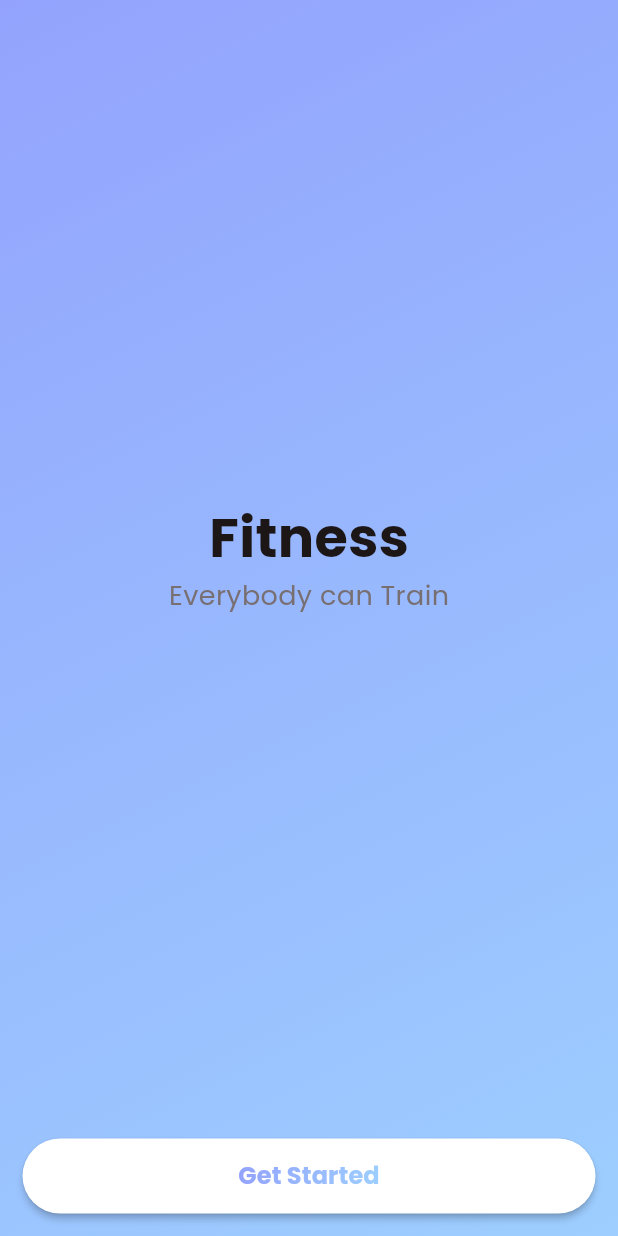
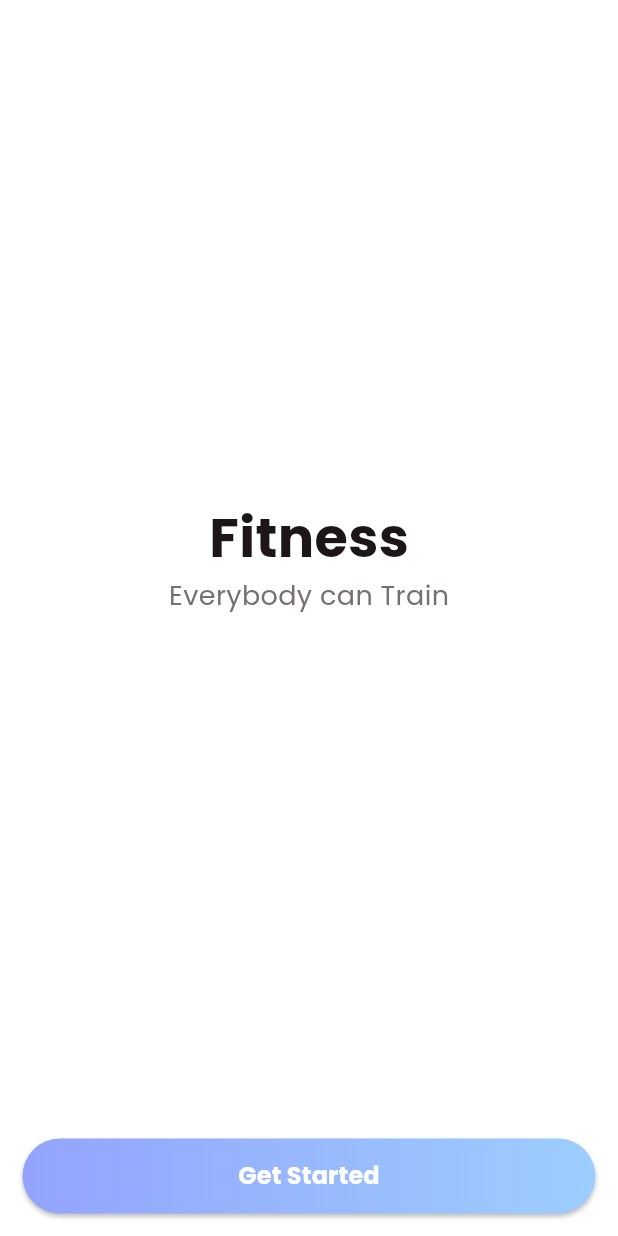
Before and after one commit to pouriashiralipour/gympedia_app, a Flutter app: the screen it shows after launch, on a phone screen of 412 x 824 dp. Run offline on Flutter 3.47's test engine with Material 3 defaults, Android fonts, the phone set to English and light mode, and no system bars; our stand-ins replace flutter_svg; missing offline and left inert: dart:ffi.

Commit message:
finish onboarding page and welcome screen

```diff
--- a/lib/common_widget/rounded_button.dart
+++ b/lib/common_widget/rounded_button.dart
@@ -1,29 +1,64 @@
 import 'package:flutter/material.dart';
 import 'package:gympedia/common/color_extentions.dart';
 
+enum RoundedButtonType { bgGradient, textGradient }
+
 class RoundedButton extends StatelessWidget {
   final String title;
+  final RoundedButtonType type;
   final VoidCallback onPressed;
-  const RoundedButton(
-      {super.key, required this.title, required this.onPressed});
+  const RoundedButton({
+    super.key,
+    required this.title,
+    this.type = RoundedButtonType.textGradient,
+    required this.onPressed,
+  });
 
   @override
   Widget build(BuildContext context) {
-    return MaterialButton(
+    return Container(
+      decoration: BoxDecoration(
+          gradient: LinearGradient(
+              colors: CustomColor.primaryG,
+              begin: Alignment.centerLeft,
+              end: Alignment.centerRight),
+          borderRadius: BorderRadius.circular(25),
+          boxShadow: type == RoundedButtonType.bgGradient
+              ? [
+                  const BoxShadow(
+                      color: Colors.black26,
+                      blurRadius: 2,
+                      offset: Offset(0, 2))
+                ]
+              : null),
+      child: MaterialButton(
         onPressed: onPressed,
         height: 50,
         shape: RoundedRectangleBorder(borderRadius: BorderRadius.circular(25)),
         textColor: CustomColor.primaryColor1,
+        color: type == RoundedButtonType.bgGradient
+            ? Colors.transparent
+            : CustomColor.white,
+        elevation: type == RoundedButtonType.bgGradient ? 0 : 1,
+        minWidth: double.maxFinite,
+        child: type == RoundedButtonType.bgGradient
+            ? Text(
+                title,
+                style: TextStyle(
                     color: CustomColor.white,
-      minWidth: double.maxFinite,
-      child: ShaderMask(
+                    fontSize: 16,
+                    fontFamily: 'Poopins',
+                    fontWeight: FontWeight.w700),
+              )
+            : ShaderMask(
                 blendMode: BlendMode.srcIn,
                 shaderCallback: (bounds) {
                   return LinearGradient(
                           colors: CustomColor.primaryG,
                           begin: Alignment.centerLeft,
                           end: Alignment.centerRight)
-              .createShader(Rect.fromLTRB(0, 0, bounds.width, bounds.height));
+                      .createShader(
+                          Rect.fromLTRB(0, 0, bounds.width, bounds.height));
                 },
                 child: Text(
                   title,
@@ -34,6 +69,7 @@ class RoundedButton extends StatelessWidget {
                       fontWeight: FontWeight.w700),
                 ),
               ),
+      ),
     );
   }
 }
--- a/lib/view/on_boarding/on_boarding_view.dart
+++ b/lib/view/on_boarding/on_boarding_view.dart
@@ -108,6 +108,9 @@ class _OnBoardingViewState extends State<OnBoardingView> {
                         onPressed: () {
                           if (selectedPage < pageList.length) {
                             selectedPage = selectedPage + 1;
+                            controller.animateToPage(selectedPage,
+                                duration: const Duration(milliseconds: 600),
+                                curve: Curves.bounceInOut);
                             controller.jumpToPage(selectedPage);
                           } else {
                             print('salam');
--- a/lib/view/on_boarding/started_view.dart
+++ b/lib/view/on_boarding/started_view.dart
@@ -1,7 +1,9 @@
 import 'package:flutter/material.dart';
 import 'package:flutter/widgets.dart';
 import 'package:gympedia/common/color_extentions.dart';
+import 'package:gympedia/common_widget/on_boarding_page.dart';
 import 'package:gympedia/common_widget/rounded_button.dart';
+import 'package:gympedia/view/on_boarding/on_boarding_view.dart';
 
 class StartViewPage extends StatefulWidget {
   const StartViewPage({super.key});
@@ -11,6 +13,7 @@ class StartViewPage extends StatefulWidget {
 }
 
 class _StartViewPageState extends State<StartViewPage> {
+  bool isChangeColor = false;
   @override
   Widget build(BuildContext context) {
     var media = MediaQuery.of(context).size;
@@ -19,14 +22,13 @@ class _StartViewPageState extends State<StartViewPage> {
       body: Container(
           width: media.width,
           decoration: BoxDecoration(
-            gradient: LinearGradient(
+              gradient: isChangeColor
+                  ? LinearGradient(
                       colors: CustomColor.primaryG,
                       begin: Alignment.topLeft,
-                end: Alignment.bottomRight)),
-        child: Stack(
-          alignment: Alignment.center,
-          children: [
-            Column(
+                      end: Alignment.bottomRight)
+                  : null),
+          child: Column(
             mainAxisAlignment: MainAxisAlignment.center,
             children: [
               const Spacer(),
@@ -48,19 +50,32 @@ class _StartViewPageState extends State<StartViewPage> {
               const Spacer(),
               SafeArea(
                 child: Padding(
-                    padding: const EdgeInsets.symmetric(
-                        horizontal: 15, vertical: 15),
+                  padding:
+                      const EdgeInsets.symmetric(horizontal: 15, vertical: 15),
                   child: RoundedButton(
                     title: 'Get Started',
-                      onPressed: () {},
+                    type: isChangeColor
+                        ? RoundedButtonType.textGradient
+                        : RoundedButtonType.bgGradient,
+                    onPressed: () {
+                      if (isChangeColor) {
+                        // GO NEXT PAGE
+                        Navigator.push(
+                            context,
+                            MaterialPageRoute(
+                                builder: (context) => const OnBoardingView()));
+                      } else {
+                        // Change Color
+                        setState(() {
+                          isChangeColor = true;
+                        });
+                      }
+                    },
                   ),
                 ),
               )
             ],
-            )
-          ],
-        ),
-      ),
+          )),
     );
   }
 }
```
Lines whose indentation alone changed are shown as unchanged.
